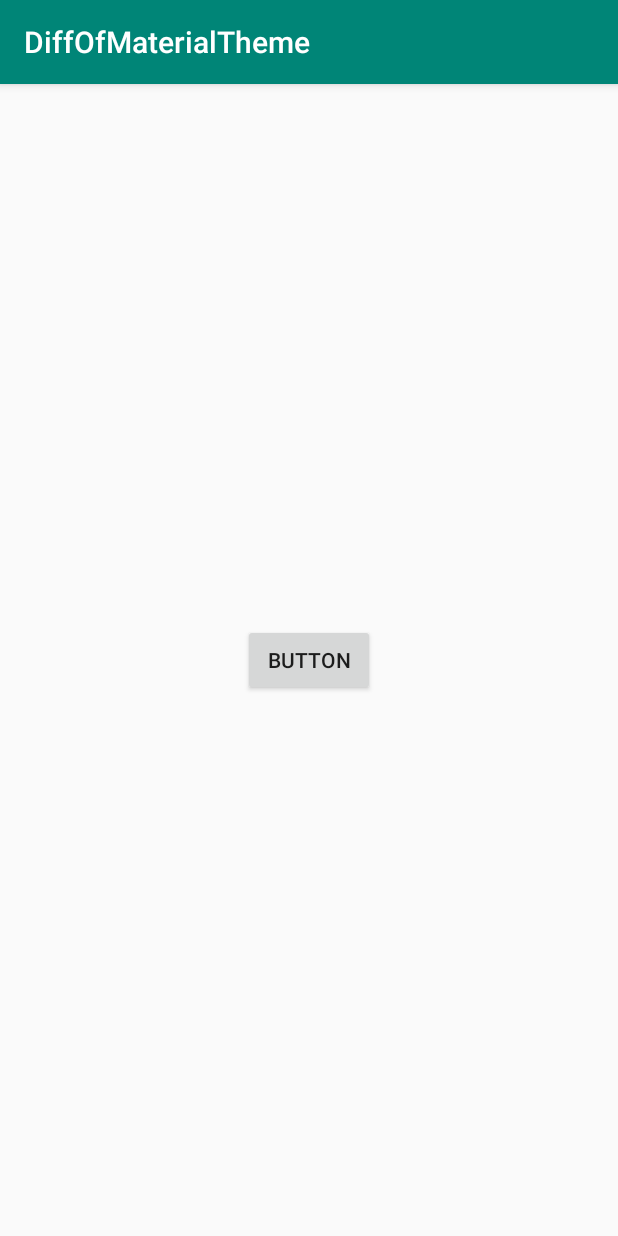
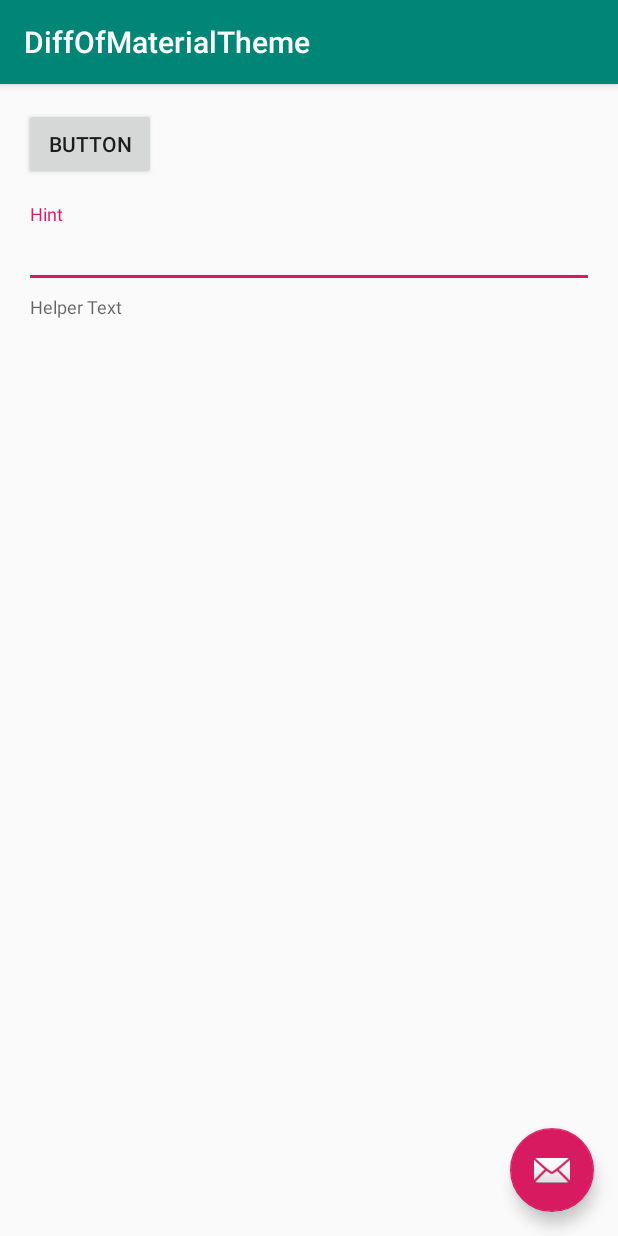
Before and after one commit to NUmeroAndDev/DiffMaterialTheme-android, an Android app: the screen it shows after launch (DesignActivity), after a tap on "APPCOMPAT", on a phone screen of 412 x 824 dp. Run offline under Robolectric (Android 15) with nearby library versions, the phone set to English and light mode, and no system bars.

Commit message:
いくつかのViewを追加

```diff
--- a/app/src/main/AndroidManifest.xml
+++ b/app/src/main/AndroidManifest.xml
@@ -9,7 +9,6 @@
         android:label="@string/app_name"
         android:roundIcon="@mipmap/ic_launcher_round"
         android:supportsRtl="true"
-        android:theme="@style/AppTheme"
         tools:ignore="GoogleAppIndexingWarning">
 
         <activity
--- a/app/src/main/java/com/numero/diff_of_material_theme/AppTheme.kt
+++ b/app/src/main/java/com/numero/diff_of_material_theme/AppTheme.kt
@@ -3,6 +3,6 @@ package com.numero.diff_of_material_theme
 import androidx.annotation.StyleRes
 
 enum class AppTheme(@StyleRes val styleId: Int) {
-    APP_COMPAT(R.style.AppTheme_AppCompat),
-    MATERIAL(R.style.AppTheme_Material)
+    APP_COMPAT(R.style.AppCompatTheme),
+    MATERIAL(R.style.MaterialTheme)
 }
--- a/app/src/main/java/com/numero/diff_of_material_theme/DesignActivity.kt
+++ b/app/src/main/java/com/numero/diff_of_material_theme/DesignActivity.kt
@@ -4,6 +4,8 @@ import android.content.Context
 import android.content.Intent
 import android.os.Bundle
 import androidx.appcompat.app.AppCompatActivity
+import com.google.android.material.snackbar.Snackbar
+import kotlinx.android.synthetic.main.activity_design.*
 
 class DesignActivity : AppCompatActivity() {
 
@@ -14,6 +16,10 @@ class DesignActivity : AppCompatActivity() {
         setTheme(appTheme.styleId)
 
         setContentView(R.layout.activity_design)
+
+        fab.setOnClickListener {
+            Snackbar.make(coordinatorLayout, "Snackbar", Snackbar.LENGTH_SHORT).show()
+        }
     }
 
     companion object {
--- /dev/null
+++ b/app/src/main/res/drawable/ic_dashboard_black_24dp.xml
@@ -0,0 +1,9 @@
+<vector xmlns:android="http://schemas.android.com/apk/res/android"
+    android:width="24dp"
+    android:height="24dp"
+    android:viewportWidth="24.0"
+    android:viewportHeight="24.0">
+    <path
+        android:fillColor="#FF000000"
+        android:pathData="M3,13h8L11,3L3,3v10zM3,21h8v-6L3,15v6zM13,21h8L21,11h-8v10zM13,3v6h8L21,3h-8z" />
+</vector>
--- /dev/null
+++ b/app/src/main/res/drawable/ic_home_black_24dp.xml
@@ -0,0 +1,9 @@
+<vector xmlns:android="http://schemas.android.com/apk/res/android"
+    android:width="24dp"
+    android:height="24dp"
+    android:viewportWidth="24.0"
+    android:viewportHeight="24.0">
+    <path
+        android:fillColor="#FF000000"
+        android:pathData="M10,20v-6h4v6h5v-8h3L12,3 2,12h3v8z" />
+</vector>
--- /dev/null
+++ b/app/src/main/res/drawable/ic_notifications_black_24dp.xml
@@ -0,0 +1,9 @@
+<vector xmlns:android="http://schemas.android.com/apk/res/android"
+    android:width="24dp"
+    android:height="24dp"
+    android:viewportWidth="24.0"
+    android:viewportHeight="24.0">
+    <path
+        android:fillColor="#FF000000"
+        android:pathData="M12,22c1.1,0 2,-0.9 2,-2h-4c0,1.1 0.89,2 2,2zM18,16v-5c0,-3.07 -1.64,-5.64 -4.5,-6.32L13.5,4c0,-0.83 -0.67,-1.5 -1.5,-1.5s-1.5,0.67 -1.5,1.5v0.68C7.63,5.36 6,7.92 6,11v5l-2,2v1h16v-1l-2,-2z" />
+</vector>
--- a/app/src/main/res/layout/activity_design.xml
+++ b/app/src/main/res/layout/activity_design.xml
@@ -1,18 +1,67 @@
 <?xml version="1.0" encoding="utf-8"?>
-<androidx.constraintlayout.widget.ConstraintLayout xmlns:android="http://schemas.android.com/apk/res/android"
+<androidx.coordinatorlayout.widget.CoordinatorLayout xmlns:android="http://schemas.android.com/apk/res/android"
     xmlns:app="http://schemas.android.com/apk/res-auto"
     xmlns:tools="http://schemas.android.com/tools"
+    android:id="@+id/coordinatorLayout"
     android:layout_width="match_parent"
     android:layout_height="match_parent"
     tools:context=".DesignActivity">
 
-    <androidx.appcompat.widget.AppCompatButton
+    <androidx.core.widget.NestedScrollView
+        android:layout_width="match_parent"
+        android:layout_height="match_parent">
+
+        <androidx.constraintlayout.widget.ConstraintLayout
+            android:layout_width="match_parent"
+            android:layout_height="match_parent"
+            android:padding="16dp">
+
+            <Button
+                android:id="@+id/button"
+                android:layout_width="wrap_content"
+                android:layout_height="wrap_content"
+                android:text="Button"
+                app:layout_constraintStart_toStartOf="parent"
+                app:layout_constraintTop_toTopOf="parent" />
+
+            <com.google.android.material.textfield.TextInputLayout
+                android:id="@+id/textInputLayout"
+                android:layout_width="0dp"
+                android:layout_height="wrap_content"
+                android:layout_marginTop="16dp"
+                app:helperText="Helper Text"
+                app:helperTextEnabled="true"
+                app:layout_constraintEnd_toEndOf="parent"
+                app:layout_constraintStart_toStartOf="parent"
+                app:layout_constraintTop_toBottomOf="@+id/button">
+
+                <com.google.android.material.textfield.TextInputEditText
+                    android:layout_width="match_parent"
+                    android:layout_height="wrap_content"
+                    android:hint="Hint" />
+
+            </com.google.android.material.textfield.TextInputLayout>
+
+            <com.google.android.material.bottomnavigation.BottomNavigationView
+                android:id="@+id/bottomNavigationView"
+                android:layout_width="0dp"
+                android:layout_height="wrap_content"
+                android:layout_marginTop="16dp"
+                app:layout_constraintEnd_toEndOf="parent"
+                app:layout_constraintStart_toStartOf="parent"
+                app:layout_constraintTop_toBottomOf="@+id/textInputLayout"
+                app:menu="@menu/navigation" />
+
+        </androidx.constraintlayout.widget.ConstraintLayout>
+
+    </androidx.core.widget.NestedScrollView>
+
+    <com.google.android.material.floatingactionbutton.FloatingActionButton
+        android:id="@+id/fab"
         android:layout_width="wrap_content"
         android:layout_height="wrap_content"
-        android:text="Button"
-        app:layout_constraintBottom_toBottomOf="parent"
-        app:layout_constraintLeft_toLeftOf="parent"
-        app:layout_constraintRight_toRightOf="parent"
-        app:layout_constraintTop_toTopOf="parent" />
+        android:layout_gravity="bottom|end"
+        android:layout_margin="@dimen/fab_margin"
+        app:srcCompat="@android:drawable/ic_dialog_email" />
 
-</androidx.constraintlayout.widget.ConstraintLayout>
+</androidx.coordinatorlayout.widget.CoordinatorLayout>
--- a/app/src/main/res/menu/menu_main.xml
+++ b/app/src/main/res/menu/menu_main.xml
@@ -1,9 +1,10 @@
 <menu xmlns:android="http://schemas.android.com/apk/res/android"
     xmlns:app="http://schemas.android.com/apk/res-auto"
     xmlns:tools="http://schemas.android.com/tools"
-    tools:context="com.numero.diff_of_material_theme.MainActivity" >
-    <item android:id="@+id/action_settings"
+    tools:context="com.numero.diff_of_material_theme.MainActivity">
+    <item
+        android:id="@+id/action_settings"
+        android:orderInCategory="100"
         android:title="@string/action_settings"
-        android:orderInCategory="100"
         app:showAsAction="never" />
 </menu>
--- /dev/null
+++ b/app/src/main/res/menu/navigation.xml
@@ -0,0 +1,19 @@
+<?xml version="1.0" encoding="utf-8"?>
+<menu xmlns:android="http://schemas.android.com/apk/res/android">
+
+    <item
+        android:id="@+id/navigation_home"
+        android:icon="@drawable/ic_home_black_24dp"
+        android:title="Home" />
+
+    <item
+        android:id="@+id/navigation_dashboard"
+        android:icon="@drawable/ic_dashboard_black_24dp"
+        android:title="Dashboard" />
+
+    <item
+        android:id="@+id/navigation_notifications"
+        android:icon="@drawable/ic_notifications_black_24dp"
+        android:title="Notifications" />
+
+</menu>
--- a/app/src/main/res/values/styles.xml
+++ b/app/src/main/res/values/styles.xml
@@ -12,13 +12,13 @@
     <style name="AppTheme.AppBarOverlay" parent="ThemeOverlay.AppCompat.Dark.ActionBar" />
     <style name="AppTheme.PopupOverlay" parent="ThemeOverlay.AppCompat.Light" />
 
-    <style name="AppTheme.AppCompat" parent="Theme.AppCompat.Light.DarkActionBar">
+    <style name="AppCompatTheme" parent="Theme.AppCompat.Light.DarkActionBar">
         <item name="colorPrimary">@color/colorPrimary</item>
         <item name="colorPrimaryDark">@color/colorPrimaryDark</item>
         <item name="colorAccent">@color/colorAccent</item>
     </style>
 
-    <style name="AppTheme.Material" parent="Theme.MaterialComponents.Light.DarkActionBar">
+    <style name="MaterialTheme" parent="Theme.MaterialComponents.Light.DarkActionBar">
         <item name="colorPrimary">@color/colorPrimary</item>
         <item name="colorPrimaryDark">@color/colorPrimaryDark</item>
         <item name="colorAccent">@color/colorAccent</item>
```
